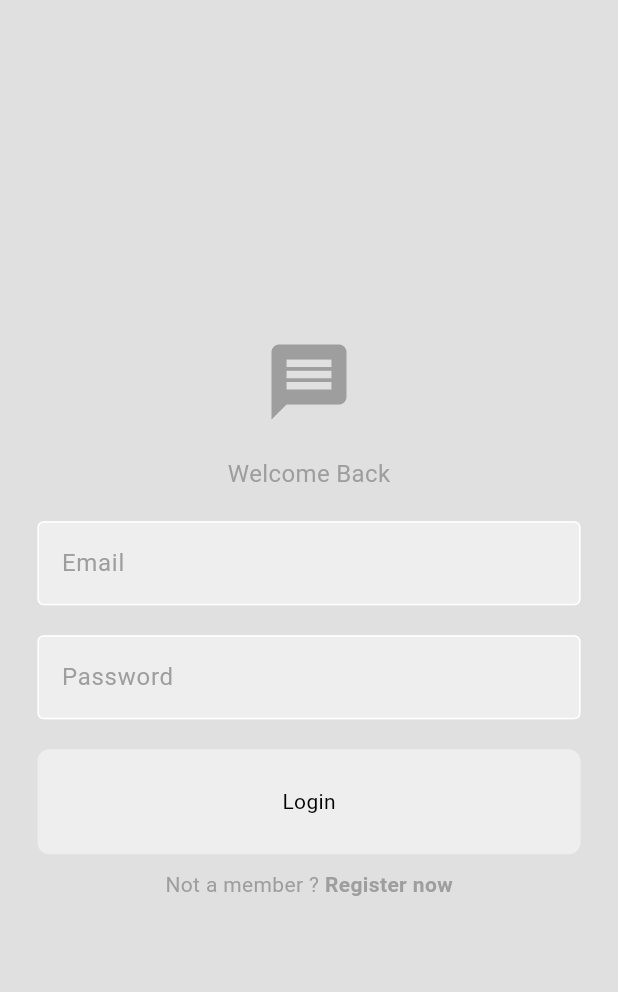
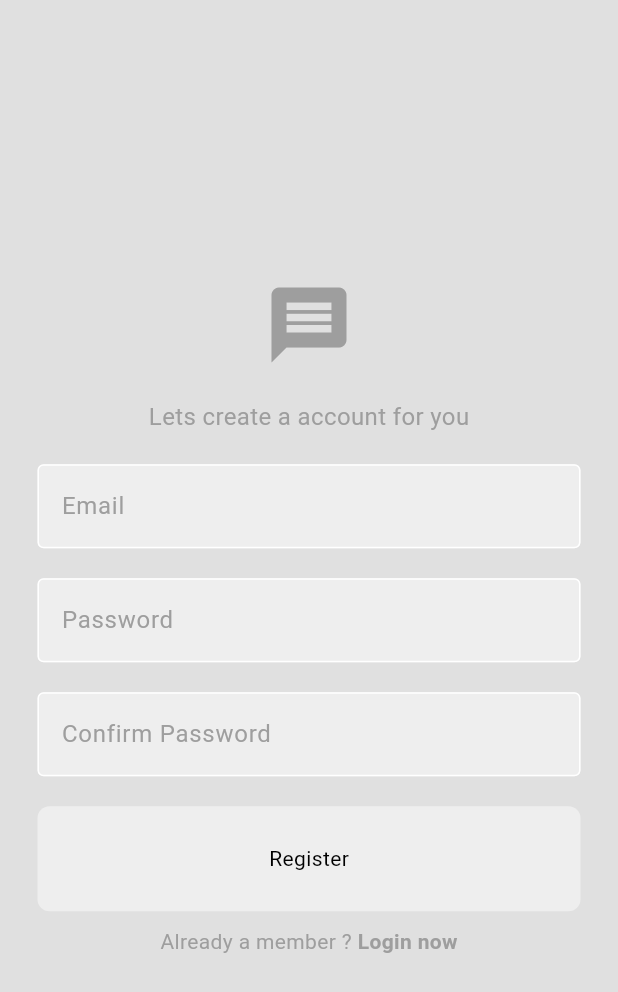
Before and after one commit to VishalxVG/ChatApp_Flutter, a Flutter app: the screen it shows after launch, on a phone screen of 412 x 824 dp. Shown: the top 992 px of the screen. Run offline on Flutter 3.47's test engine with Material 3 defaults, Android fonts, the phone set to English and light mode, and no system bars.

Commit message:
Registration Page ui dont

```diff
--- a/lib/main.dart
+++ b/lib/main.dart
@@ -1,4 +1,5 @@
 import 'package:chatapp/pages/loginPage.dart';
+import 'package:chatapp/pages/registerPage.dart';
 import 'package:chatapp/themes/light_Mode.dart';
 import 'package:flutter/material.dart';
 
@@ -15,7 +16,7 @@ class MyApp extends StatelessWidget {
       title: 'Minimal Chat App',
       debugShowCheckedModeBanner: false,
       theme: lightMode,
-      home: LoginPage(),
+      home: RegisterPage(),
     );
   }
 }
--- a/lib/pages/registerPage.dart
+++ b/lib/pages/registerPage.dart
@@ -0,0 +1,119 @@
+import 'package:chatapp/components/CustomButton.dart';
+import 'package:chatapp/components/TextField_Editor.dart';
+import 'package:flutter/material.dart';
+
+class RegisterPage extends StatelessWidget {
+  final TextEditingController emailController = TextEditingController();
+  final TextEditingController passwordController = TextEditingController();
+  final TextEditingController confirmPasswordController =
+      TextEditingController();
+
+  RegisterPage({super.key});
+
+  void register() {}
+
+  @override
+  Widget build(BuildContext context) {
+    return Scaffold(
+      backgroundColor: Theme.of(context).colorScheme.background,
+      body: Center(
+        child: Column(
+          mainAxisAlignment: MainAxisAlignment.center,
+          children: [
+            //* LOGO
+
+            Icon(
+              Icons.message,
+              size: 60,
+              color: Theme.of(context).colorScheme.primary,
+            ),
+
+            const SizedBox(
+              height: 20,
+            ),
+
+            //* TEXT
+
+            Text(
+              "Lets create a account for you",
+              style: TextStyle(
+                color: Theme.of(context).colorScheme.primary,
+                fontSize: 16,
+              ),
+            ),
+
+            const SizedBox(
+              height: 20,
+            ),
+
+            //* EMAIL TEXT FIELD
+
+            CustomTextField(
+              hintText: "Email",
+              obscureText: false,
+              controller: emailController,
+            ),
+
+            const SizedBox(
+              height: 20,
+            ),
+
+            //* PW TEXT FIELD
+
+            CustomTextField(
+              hintText: "Password",
+              obscureText: true,
+              controller: passwordController,
+            ),
+
+            const SizedBox(
+              height: 20,
+            ),
+
+            //* ConfirmPW TEXT FIELD
+
+            CustomTextField(
+              hintText: "Confirm Password",
+              obscureText: true,
+              controller: confirmPasswordController,
+            ),
+
+            //* REGISTRATION BUTTON
+
+            const SizedBox(
+              height: 20,
+            ),
+
+            CustomButton(
+              ButtonText: "Register",
+              ontap: register,
+            ),
+
+            //* LOGIN BUTTON
+
+            const SizedBox(
+              height: 10,
+            ),
+
+            Row(
+              mainAxisAlignment: MainAxisAlignment.center,
+              children: [
+                Text(
+                  "Already a member ? ",
+                  style:
+                      TextStyle(color: Theme.of(context).colorScheme.primary),
+                ),
+                Text(
+                  "Login now",
+                  style: TextStyle(
+                      fontWeight: FontWeight.bold,
+                      color: Theme.of(context).colorScheme.primary),
+                ),
+              ],
+            )
+          ],
+        ),
+      ),
+    );
+  }
+}
```
